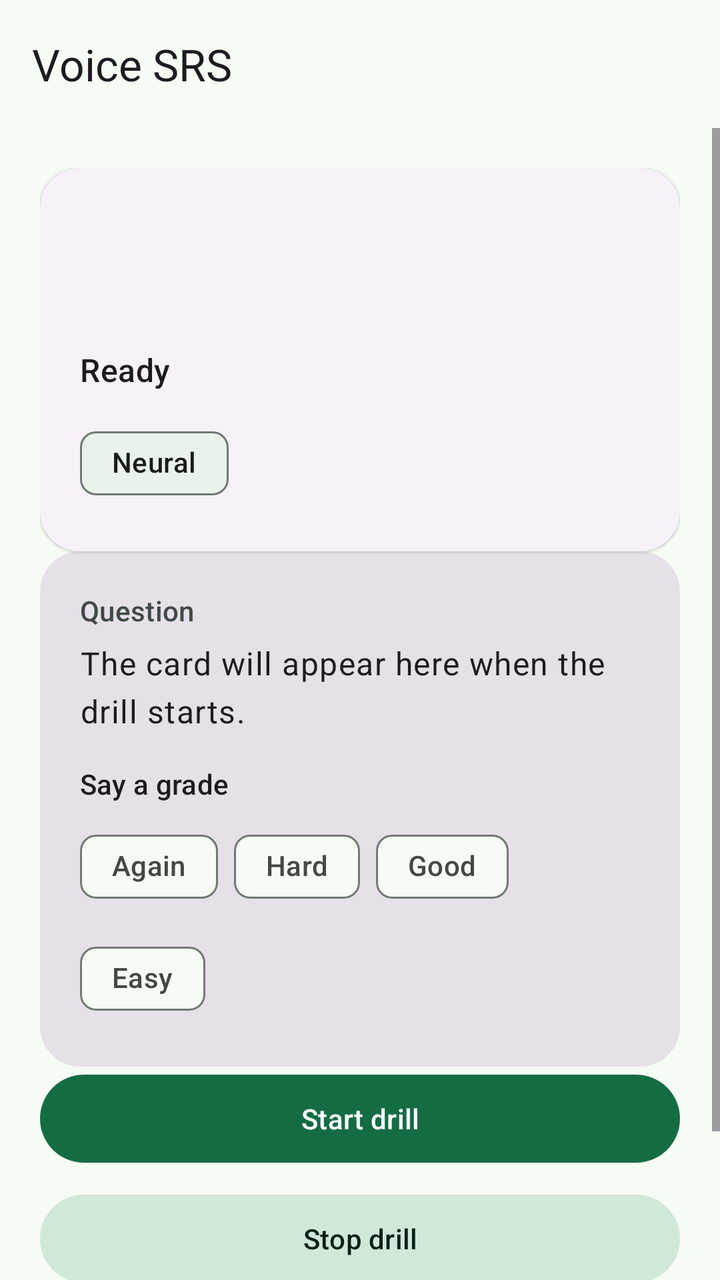
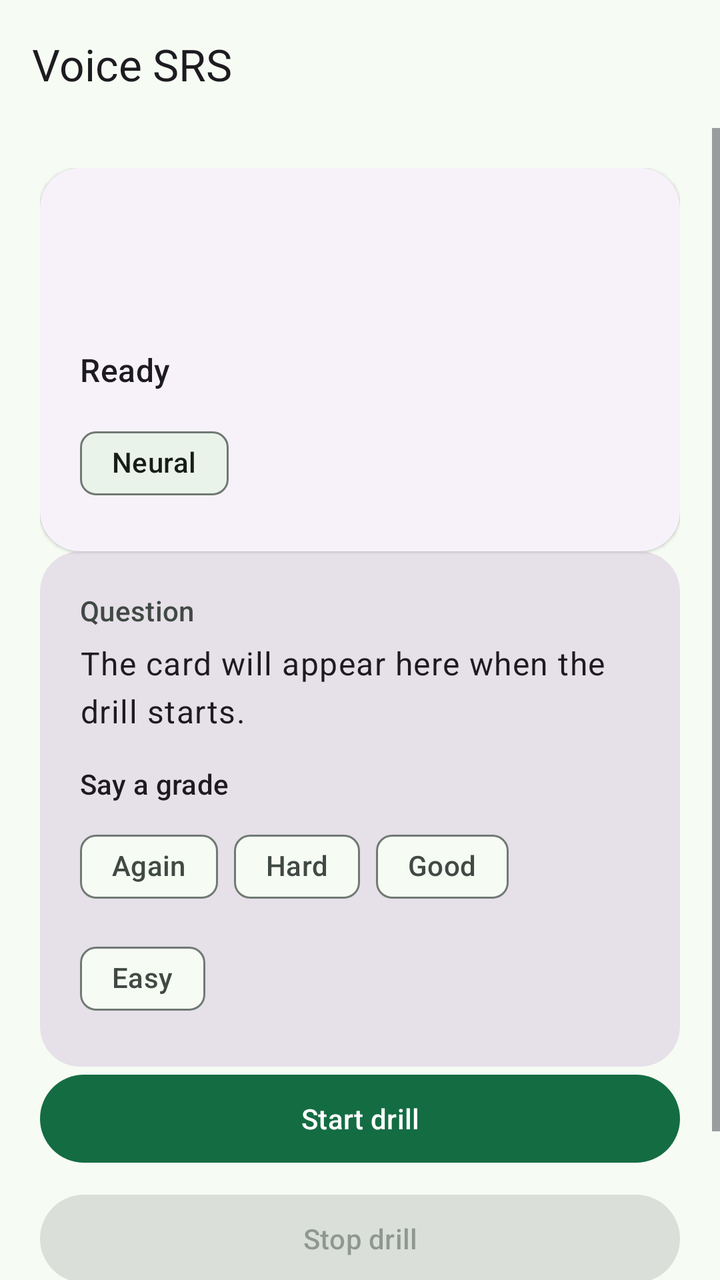

Screens rendered from an Android XML layout before and after an edit, with the pre-edit source and the edit as a unified diff.
<!-- AndroidManifest.xml: application theme Theme.VoiceSrs -->
<!-- res/layout/activity_main.xml -->
<?xml version="1.0" encoding="utf-8"?>
<LinearLayout xmlns:android="http://schemas.android.com/apk/res/android"
    xmlns:app="http://schemas.android.com/apk/res-auto"
    android:layout_width="match_parent"
    android:layout_height="match_parent"
    android:fitsSystemWindows="true"
    android:orientation="vertical">

    <com.google.android.material.appbar.MaterialToolbar
        android:id="@+id/toolbar"
        android:layout_width="match_parent"
        android:layout_height="?attr/actionBarSize"
        android:background="?attr/colorSurface"
        app:title="@string/app_name"
        app:titleTextAppearance="?attr/textAppearanceTitleLarge" />

    <ScrollView
        android:layout_width="match_parent"
        android:layout_height="0dp"
        android:layout_weight="1"
        android:clipToPadding="false"
        android:fillViewport="true">

        <LinearLayout
            android:layout_width="match_parent"
            android:layout_height="wrap_content"
            android:animateLayoutChanges="true"
            android:orientation="vertical"
            android:padding="@dimen/screen_padding">

            <include
                layout="@layout/include_status_card"
                android:layout_width="match_parent"
                android:layout_height="wrap_content" />

            <include
                layout="@layout/include_current_card"
                android:layout_width="match_parent"
                android:layout_height="wrap_content" />

            <include
                layout="@layout/include_actions"
                android:layout_width="match_parent"
                android:layout_height="wrap_content" />
        </LinearLayout>
    </ScrollView>
</LinearLayout>
<!-- res/layout/include_status_card.xml (included above) -->
<?xml version="1.0" encoding="utf-8"?>
<com.google.android.material.card.MaterialCardView xmlns:android="http://schemas.android.com/apk/res/android"
    xmlns:app="http://schemas.android.com/apk/res-auto"
    android:id="@+id/statusCard"
    style="@style/Widget.Material3.CardView.Elevated"
    android:layout_width="match_parent"
    android:layout_height="wrap_content"
    android:layout_marginBottom="12dp"
    app:cardCornerRadius="20dp"
    app:contentPadding="20dp">

    <LinearLayout
        android:layout_width="match_parent"
        android:layout_height="wrap_content"
        android:animateLayoutChanges="true"
        android:orientation="vertical">

        <TextView
            android:id="@+id/deckName"
            android:layout_width="match_parent"
            android:layout_height="wrap_content"
            android:textAppearance="?attr/textAppearanceHeadlineSmall" />

        <TextView
            android:id="@+id/dueCount"
            android:layout_width="match_parent"
            android:layout_height="wrap_content"
            android:layout_marginTop="4dp"
            android:textAppearance="?attr/textAppearanceBodyLarge" />

        <TextView
            android:id="@+id/stateText"
            android:layout_width="match_parent"
            android:layout_height="wrap_content"
            android:layout_marginTop="12dp"
            android:text="@string/state_ready"
            android:textAppearance="?attr/textAppearanceTitleMedium" />

        <com.google.android.material.chip.Chip
            android:id="@+id/engineChip"
            style="@style/Widget.Material3.Chip.Assist"
            android:layout_width="wrap_content"
            android:layout_height="wrap_content"
            android:layout_marginTop="12dp"
            android:clickable="false"
            android:focusable="false"
            android:text="@string/engine_neural"
            app:chipMinHeight="32dp" />
    </LinearLayout>
</com.google.android.material.card.MaterialCardView>
<!-- res/layout/include_current_card.xml (included above) -->
<?xml version="1.0" encoding="utf-8"?>
<com.google.android.material.card.MaterialCardView xmlns:android="http://schemas.android.com/apk/res/android"
    xmlns:app="http://schemas.android.com/apk/res-auto"
    android:id="@+id/currentCard"
    style="@style/Widget.Material3.CardView.Filled"
    android:layout_width="match_parent"
    android:layout_height="wrap_content"
    android:layout_marginBottom="16dp"
    app:cardCornerRadius="20dp"
    app:contentPadding="20dp">

    <LinearLayout
        android:layout_width="match_parent"
        android:layout_height="wrap_content"
        android:animateLayoutChanges="true"
        android:orientation="vertical">

        <TextView
            android:id="@+id/frontLabel"
            android:layout_width="match_parent"
            android:layout_height="wrap_content"
            android:text="@string/card_front_label"
            android:textAppearance="?attr/textAppearanceLabelLarge"
            android:textColor="?attr/colorOnSurfaceVariant" />

        <TextView
            android:id="@+id/cardFront"
            android:layout_width="match_parent"
            android:layout_height="wrap_content"
            android:layout_marginTop="6dp"
            android:lineSpacingMultiplier="1.15"
            android:text="@string/card_idle"
            android:textAppearance="?attr/textAppearanceBodyLarge" />

        <TextView
            android:id="@+id/backLabel"
            android:layout_width="match_parent"
            android:layout_height="wrap_content"
            android:layout_marginTop="16dp"
            android:text="@string/card_back_label"
            android:textAppearance="?attr/textAppearanceLabelLarge"
            android:textColor="?attr/colorPrimary"
            android:visibility="gone" />

        <TextView
            android:id="@+id/cardBack"
            android:layout_width="match_parent"
            android:layout_height="wrap_content"
            android:layout_marginTop="6dp"
            android:lineSpacingMultiplier="1.15"
            android:textAppearance="?attr/textAppearanceBodyLarge"
            android:visibility="gone" />

        <TextView
            android:id="@+id/heardText"
            android:layout_width="match_parent"
            android:layout_height="wrap_content"
            android:layout_marginTop="12dp"
            android:textAppearance="?attr/textAppearanceBodyMedium"
            android:textColor="?attr/colorOnSurfaceVariant"
            android:visibility="gone" />

        <TextView
            android:id="@+id/gradeGuideLabel"
            android:layout_width="match_parent"
            android:layout_height="wrap_content"
            android:layout_marginTop="16dp"
            android:text="@string/grade_guide"
            android:textAppearance="?attr/textAppearanceLabelLarge" />

        <com.google.android.material.chip.ChipGroup
            android:id="@+id/gradeChips"
            android:layout_width="match_parent"
            android:layout_height="wrap_content"
            android:layout_marginTop="8dp"
            app:chipSpacingHorizontal="8dp"
            app:singleLine="false">

            <com.google.android.material.chip.Chip
                android:id="@+id/chipAgain"
                style="@style/Widget.Material3.Chip.Suggestion"
                android:layout_width="wrap_content"
                android:layout_height="wrap_content"
                android:checkable="true"
                android:text="@string/grade_again"
                app:checkedIconVisible="false" />

            <com.google.android.material.chip.Chip
                android:id="@+id/chipHard"
                style="@style/Widget.Material3.Chip.Suggestion"
                android:layout_width="wrap_content"
                android:layout_height="wrap_content"
                android:checkable="true"
                android:text="@string/grade_hard"
                app:checkedIconVisible="false" />

            <com.google.android.material.chip.Chip
                android:id="@+id/chipGood"
                style="@style/Widget.Material3.Chip.Suggestion"
                android:layout_width="wrap_content"
                android:layout_height="wrap_content"
                android:checkable="true"
                android:text="@string/grade_good"
                app:checkedIconVisible="false" />

            <com.google.android.material.chip.Chip
                android:id="@+id/chipEasy"
                style="@style/Widget.Material3.Chip.Suggestion"
                android:layout_width="wrap_content"
                android:layout_height="wrap_content"
                android:checkable="true"
                android:text="@string/grade_easy"
                app:checkedIconVisible="false" />
        </com.google.android.material.chip.ChipGroup>
    </LinearLayout>
</com.google.android.material.card.MaterialCardView>
<!-- res/layout/include_actions.xml (included above) -->
<?xml version="1.0" encoding="utf-8"?>
<LinearLayout xmlns:android="http://schemas.android.com/apk/res/android"
    android:id="@+id/actionRow"
    android:layout_width="match_parent"
    android:layout_height="wrap_content"
    android:orientation="vertical">

    <Button
        android:id="@+id/startButton"
        style="@style/Widget.Material3.Button"
        android:layout_width="match_parent"
        android:layout_height="wrap_content"
        android:minHeight="52dp"
        android:text="@string/app_start" />

    <Button
        android:id="@+id/stopButton"
        style="@style/Widget.Material3.Button.TonalButton"
        android:layout_width="match_parent"
        android:layout_height="wrap_content"
        android:layout_marginTop="8dp"
        android:minHeight="52dp"
        android:text="@string/app_stop" />

    <Button
        android:id="@+id/settingsButton"
        style="@style/Widget.Material3.Button.OutlinedButton"
        android:layout_width="match_parent"
        android:layout_height="wrap_content"
        android:layout_marginTop="8dp"
        android:minHeight="52dp"
        android:text="@string/app_settings" />
</LinearLayout>
<!-- resources referenced by this layout -->
<resources>
  <dimen name="screen_padding">20dp</dimen>
  <string name="app_name">Voice SRS</string>
  <string name="app_settings">Settings</string>
  <string name="app_start">Start drill</string>
  <string name="app_stop">Stop drill</string>
  <string name="card_back_label">Answer</string>
  <string name="card_front_label">Question</string>
  <string name="card_idle">The card will appear here when the drill starts.</string>
  <string name="engine_neural">Neural</string>
  <string name="grade_again">Again</string>
  <string name="grade_easy">Easy</string>
  <string name="grade_good">Good</string>
  <string name="grade_guide">Say a grade</string>
  <string name="grade_hard">Hard</string>
  <string name="state_ready">Ready</string>
  <style name="Theme.VoiceSrs" parent="Theme.Material3.DayNight.NoActionBar">
          <item name="colorPrimary">@color/md_theme_primary</item>
          <item name="colorOnPrimary">@color/md_theme_onPrimary</item>
          <item name="colorPrimaryContainer">@color/md_theme_primaryContainer</item>
          <item name="colorOnPrimaryContainer">@color/md_theme_onPrimaryContainer</item>
          <item name="colorSecondary">@color/md_theme_secondary</item>
          <item name="colorOnSecondary">@color/md_theme_onSecondary</item>
          <item name="colorSecondaryContainer">@color/md_theme_secondaryContainer</item>
          <item name="colorOnSecondaryContainer">@color/md_theme_onSecondaryContainer</item>
          <item name="colorTertiary">@color/md_theme_tertiary</item>
          <item name="colorOnTertiary">@color/md_theme_onTertiary</item>
          <item name="colorTertiaryContainer">@color/md_theme_tertiaryContainer</item>
          <item name="colorOnTertiaryContainer">@color/md_theme_onTertiaryContainer</item>
          <item name="android:colorBackground">@color/md_theme_background</item>
          <item name="colorSurface">@color/md_theme_surface</item>
          <item name="colorOnSurface">@color/md_theme_onSurface</item>
          <item name="colorSurfaceVariant">@color/md_theme_surfaceVariant</item>
          <item name="colorOnSurfaceVariant">@color/md_theme_onSurfaceVariant</item>
          <item name="colorOutline">@color/md_theme_outline</item>
          <item name="colorError">@color/md_theme_error</item>
          <item name="colorOnError">@color/md_theme_onError</item>
          <item name="android:statusBarColor">@android:color/transparent</item>
          <item name="android:navigationBarColor">@android:color/transparent</item>
          <item name="android:forceDarkAllowed">false</item>
      </style>
  <color name="md_theme_primary">#146C43</color>
  <color name="md_theme_onPrimary">#FFFFFF</color>
  <color name="md_theme_primaryContainer">#A4F4C4</color>
  <color name="md_theme_onPrimaryContainer">#002110</color>
  <color name="md_theme_secondary">#4D6356</color>
  <color name="md_theme_onSecondary">#FFFFFF</color>
  <color name="md_theme_secondaryContainer">#D0E8D8</color>
  <color name="md_theme_onSecondaryContainer">#0B1F15</color>
  <color name="md_theme_tertiary">#3C6472</color>
  <color name="md_theme_onTertiary">#FFFFFF</color>
  <color name="md_theme_tertiaryContainer">#C0E9FA</color>
  <color name="md_theme_onTertiaryContainer">#001F28</color>
  <color name="md_theme_background">#F6FBF4</color>
  <color name="md_theme_surface">#F6FBF4</color>
  <color name="md_theme_onSurface">#171D19</color>
  <color name="md_theme_surfaceVariant">#DCE5DC</color>
  <color name="md_theme_onSurfaceVariant">#404943</color>
  <color name="md_theme_outline">#707973</color>
  <color name="md_theme_error">#BA1A1A</color>
  <color name="md_theme_onError">#FFFFFF</color>
</resources>

<!-- the commit's change to res/layout/activity_main.xml (unified diff, before → after) -->
@@ -30,6 +30,11 @@
 
             <include
                 layout="@layout/include_status_card"
+                android:layout_width="match_parent"
+                android:layout_height="wrap_content" />
+
+            <include
+                layout="@layout/include_error_card"
                 android:layout_width="match_parent"
                 android:layout_height="wrap_content" />
 
@@ -84,6 +89,26 @@
             android:text="@string/state_ready"
             android:textAppearance="?attr/textAppearanceTitleMedium" />
 
+        <TextView
+            android:id="@+id/progressText"
+            android:layout_width="match_parent"
+            android:layout_height="wrap_content"
+            android:layout_marginTop="4dp"
+            android:textAppearance="?attr/textAppearanceBodyMedium"
+            android:visibility="gone" />
+
+        <com.google.android.material.chip.Chip
+            android:id="@+id/syncChip"
+            style="@style/Widget.Material3.Chip.Assist"
+            android:layout_width="wrap_content"
+            android:layout_height="wrap_content"
+            android:layout_marginTop="8dp"
+            android:clickable="false"
+            android:focusable="false"
+            android:text="0 pending sync"
+            android:visibility="gone"
+            app:chipMinHeight="32dp" />
+
         <com.google.android.material.chip.Chip
             android:id="@+id/engineChip"
             style="@style/Widget.Material3.Chip.Assist"
@@ -94,6 +119,50 @@
             android:focusable="false"
             android:text="@string/engine_neural"
             app:chipMinHeight="32dp" />
+    </LinearLayout>
+</com.google.android.material.card.MaterialCardView>
+<!-- res/layout/include_error_card.xml (included above) -->
+<?xml version="1.0" encoding="utf-8"?>
+<com.google.android.material.card.MaterialCardView xmlns:android="http://schemas.android.com/apk/res/android"
+    xmlns:app="http://schemas.android.com/apk/res-auto"
+    android:id="@+id/errorCard"
+    style="@style/Widget.Material3.CardView.Outlined"
+    android:layout_width="match_parent"
+    android:layout_height="wrap_content"
+    android:layout_marginBottom="12dp"
+    android:visibility="gone"
+    app:cardCornerRadius="20dp"
+    app:contentPadding="20dp"
+    app:strokeColor="?attr/colorError">
+
+    <LinearLayout
+        android:layout_width="match_parent"
+        android:layout_height="wrap_content"
+        android:orientation="vertical">
+
+        <TextView
+            android:id="@+id/errorTitle"
+            android:layout_width="match_parent"
+            android:layout_height="wrap_content"
+            android:text="@string/error_title"
+            android:textAppearance="?attr/textAppearanceTitleMedium"
+            android:textColor="?attr/colorError" />
+
+        <TextView
+            android:id="@+id/errorText"
+            android:layout_width="match_parent"
+            android:layout_height="wrap_content"
+            android:layout_marginTop="6dp"
+            android:textAppearance="?attr/textAppearanceBodyLarge" />
+
+        <Button
+            android:id="@+id/retryButton"
+            style="@style/Widget.Material3.Button"
+            android:layout_width="match_parent"
+            android:layout_height="wrap_content"
+            android:layout_marginTop="12dp"
+            android:minHeight="52dp"
+            android:text="@string/error_retry" />
     </LinearLayout>
 </com.google.android.material.card.MaterialCardView>
 <!-- res/layout/include_current_card.xml (included above) -->
@@ -235,8 +304,19 @@
         android:layout_width="match_parent"
         android:layout_height="wrap_content"
         android:layout_marginTop="8dp"
+        android:enabled="false"
         android:minHeight="52dp"
         android:text="@string/app_stop" />
+
+    <Button
+        android:id="@+id/syncButton"
+        style="@style/Widget.Material3.Button.TonalButton"
+        android:layout_width="match_parent"
+        android:layout_height="wrap_content"
+        android:layout_marginTop="8dp"
+        android:minHeight="52dp"
+        android:text="@string/app_sync"
+        android:visibility="gone" />
 
     <Button
         android:id="@+id/settingsButton"
<!-- resource entries referenced after the edit -->
@@ -5,10 +5,13 @@
   <string name="app_settings">Settings</string>
   <string name="app_start">Start drill</string>
   <string name="app_stop">Stop drill</string>
+  <string name="app_sync">Sync</string>
   <string name="card_back_label">Answer</string>
   <string name="card_front_label">Question</string>
   <string name="card_idle">The card will appear here when the drill starts.</string>
   <string name="engine_neural">Neural</string>
+  <string name="error_retry">Retry</string>
+  <string name="error_title">Can\'t start the drill</string>
   <string name="grade_again">Again</string>
   <string name="grade_easy">Easy</string>
   <string name="grade_good">Good</string>
